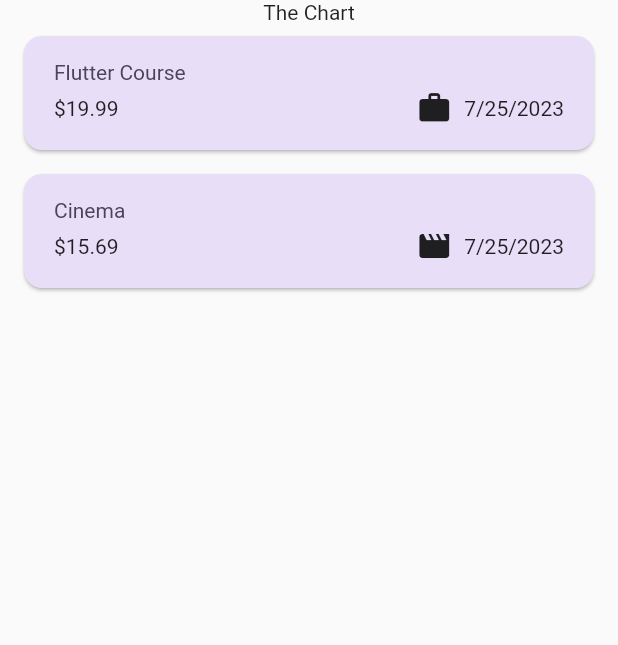
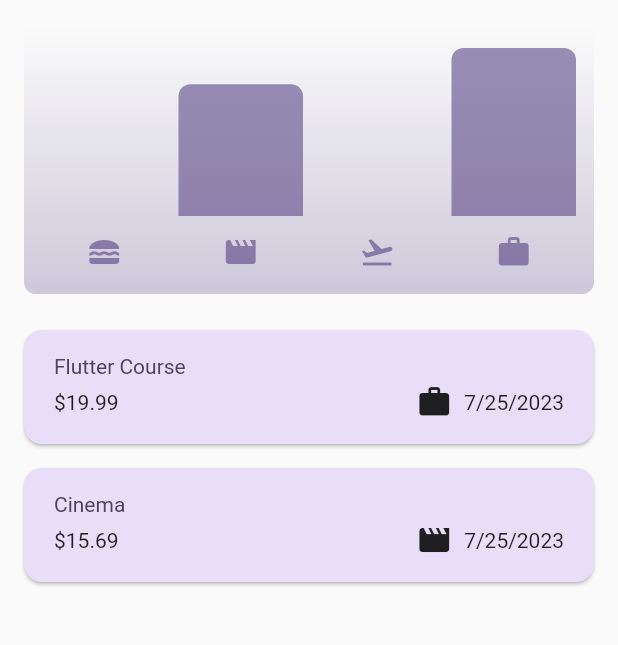
Before and after one commit to Moe-Ajam/expense_tracker, a Flutter app: the screen it shows after launch, on a phone screen of 412 x 824 dp, the part 84-729 px from its top. Run offline on Flutter 3.47's test engine with Material 2 defaults, Android fonts, the phone set to English and light mode, and no system bars.

Commit message:
Adding Dark mode, adding chart

```diff
--- a/lib/main.dart
+++ b/lib/main.dart
@@ -4,9 +4,28 @@ import 'package:flutter/material.dart';
 var kColorScheme =
     ColorScheme.fromSeed(seedColor: const Color.fromARGB(255, 96, 59, 181));
 
+var kDarkColorScheme = ColorScheme.fromSeed(
+  brightness: Brightness.dark,
+  seedColor: const Color.fromARGB(255, 5, 99, 125),
+);
+
 void main() {
   runApp(
     MaterialApp(
+      darkTheme: ThemeData.dark().copyWith(
+        useMaterial3: true,
+        colorScheme: kDarkColorScheme,
+        cardTheme: const CardTheme().copyWith(
+          color: kDarkColorScheme.secondaryContainer,
+          margin: const EdgeInsets.symmetric(horizontal: 16, vertical: 8),
+        ),
+        elevatedButtonTheme: ElevatedButtonThemeData(
+          style: ElevatedButton.styleFrom(
+            backgroundColor: kDarkColorScheme.primaryContainer,
+            foregroundColor: kDarkColorScheme.onPrimaryContainer,
+          ),
+        ),
+      ),
       theme: ThemeData().copyWith(
         useMaterial3: true,
         colorScheme: kColorScheme,
@@ -29,6 +48,7 @@ void main() {
               color: kColorScheme.onSecondaryContainer,
             )),
       ),
+      //themeMode: ThemeMode.system,
       home: const Expenses(),
     ),
   );
--- a/lib/models/expense.dart
+++ b/lib/models/expense.dart
@@ -33,3 +33,28 @@ class Expense {
     return formatter.format(date);
   }
 }
+
+class ExpenseBucket {
+  const ExpenseBucket({
+    required this.category,
+    required this.expenses,
+  });
+
+  ExpenseBucket.forCategory(List<Expense> allExpenses, this.category)
+      : expenses = allExpenses
+            .where((expense) => expense.category == category)
+            .toList();
+
+  final Category category;
+  final List<Expense> expenses;
+
+  double get totalExpenses {
+    double sum = 0;
+
+    for (final expense in expenses) {
+      sum += expense.amount; // sum = sum + expense.amount
+    }
+
+    return sum;
+  }
+}
--- /dev/null
+++ b/lib/widgets/chart/chart.dart
@@ -0,0 +1,95 @@
+import 'package:flutter/material.dart';
+
+import 'package:expense_tracker/widgets/chart/chart_bar.dart';
+import 'package:expense_tracker/models/expense.dart';
+
+class Chart extends StatelessWidget {
+  const Chart({super.key, required this.expenses});
+
+  final List<Expense> expenses;
+
+  List<ExpenseBucket> get buckets {
+    return [
+      ExpenseBucket.forCategory(expenses, Category.food),
+      ExpenseBucket.forCategory(expenses, Category.leisure),
+      ExpenseBucket.forCategory(expenses, Category.travel),
+      ExpenseBucket.forCategory(expenses, Category.work),
+    ];
+  }
+
+  double get maxTotalExpense {
+    double maxTotalExpense = 0;
+
+    for (final bucket in buckets) {
+      if (bucket.totalExpenses > maxTotalExpense) {
+        maxTotalExpense = bucket.totalExpenses;
+      }
+    }
+
+    return maxTotalExpense;
+  }
+
+  @override
+  Widget build(BuildContext context) {
+    final isDarkMode =
+        MediaQuery.of(context).platformBrightness == Brightness.dark;
+    return Container(
+      margin: const EdgeInsets.all(16),
+      padding: const EdgeInsets.symmetric(
+        vertical: 16,
+        horizontal: 8,
+      ),
+      width: double.infinity,
+      height: 180,
+      decoration: BoxDecoration(
+        borderRadius: BorderRadius.circular(8),
+        gradient: LinearGradient(
+          colors: [
+            Theme.of(context).colorScheme.primary.withOpacity(0.3),
+            Theme.of(context).colorScheme.primary.withOpacity(0.0)
+          ],
+          begin: Alignment.bottomCenter,
+          end: Alignment.topCenter,
+        ),
+      ),
+      child: Column(
+        children: [
+          Expanded(
+            child: Row(
+              crossAxisAlignment: CrossAxisAlignment.end,
+              children: [
+                for (final bucket in buckets) // alternative to map()
+                  ChartBar(
+                    fill: bucket.totalExpenses == 0
+                        ? 0
+                        : bucket.totalExpenses / maxTotalExpense,
+                  )
+              ],
+            ),
+          ),
+          const SizedBox(height: 12),
+          Row(
+            children: buckets
+                .map(
+                  (bucket) => Expanded(
+                    child: Padding(
+                      padding: const EdgeInsets.symmetric(horizontal: 4),
+                      child: Icon(
+                        categoryIcons[bucket.category],
+                        color: isDarkMode
+                            ? Theme.of(context).colorScheme.secondary
+                            : Theme.of(context)
+                                .colorScheme
+                                .primary
+                                .withOpacity(0.7),
+                      ),
+                    ),
+                  ),
+                )
+                .toList(),
+          )
+        ],
+      ),
+    );
+  }
+}
--- /dev/null
+++ b/lib/widgets/chart/chart_bar.dart
@@ -0,0 +1,34 @@
+import 'package:flutter/material.dart';
+
+class ChartBar extends StatelessWidget {
+  const ChartBar({
+    super.key,
+    required this.fill,
+  });
+
+  final double fill;
+
+  @override
+  Widget build(BuildContext context) {
+    final isDarkMode =
+        MediaQuery.of(context).platformBrightness == Brightness.dark;
+    return Expanded(
+      child: Padding(
+        padding: const EdgeInsets.symmetric(horizontal: 4),
+        child: FractionallySizedBox(
+          heightFactor: fill,
+          child: DecoratedBox(
+            decoration: BoxDecoration(
+              shape: BoxShape.rectangle,
+              borderRadius:
+                  const BorderRadius.vertical(top: Radius.circular(8)),
+              color: isDarkMode
+                  ? Theme.of(context).colorScheme.secondary
+                  : Theme.of(context).colorScheme.primary.withOpacity(0.65),
+            ),
+          ),
+        ),
+      ),
+    );
+  }
+}
--- a/lib/widgets/expenses.dart
+++ b/lib/widgets/expenses.dart
@@ -1,3 +1,4 @@
+import 'package:expense_tracker/widgets/chart/chart.dart';
 import 'package:expense_tracker/widgets/expenses_list/expenses_list.dart';
 import 'package:expense_tracker/widgets/new_expense.dart';
 import 'package:flutter/material.dart';
@@ -89,7 +90,7 @@ class _Expenses extends State {
       ),
       body: Column(
         children: [
-          const Text("The Chart"),
+          Chart(expenses: _registeredExpenses),
           Expanded(child: mainContent),
         ],
       ),
--- a/lib/widgets/expenses_list/expenses_list.dart
+++ b/lib/widgets/expenses_list/expenses_list.dart
@@ -1,5 +1,4 @@
 import 'package:expense_tracker/widgets/expenses_list/expense_item.dart';
-import 'package:flutter/cupertino.dart';
 import 'package:flutter/material.dart';
 
 import '../../models/expense.dart';
```
